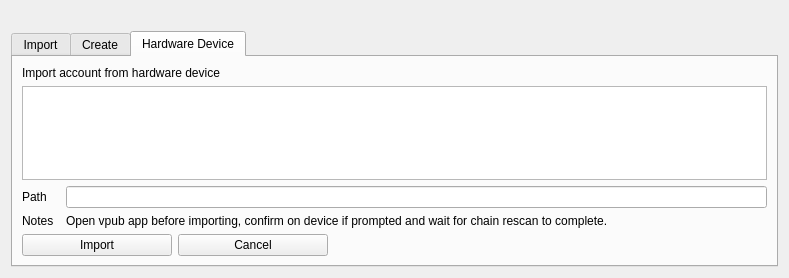
Above: src/qt/forms/mnemonicdialog.ui from vpubchain/vircle-core before the change. Below: the same form after it.
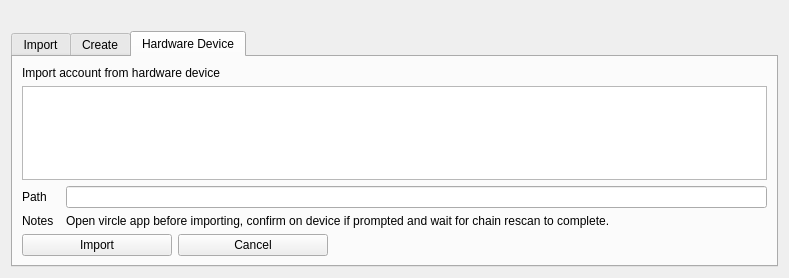
That is the form after the change. The open tabs and pages were chosen to show the change.

Commit message: modify 'vpub' to 'vircle'

```diff
--- a/src/qt/forms/mnemonicdialog.ui
+++ b/src/qt/forms/mnemonicdialog.ui
@@ -411,7 +411,7 @@
          <item row="1" column="1">
           <widget class="QLabel" name="label_6">
            <property name="text">
-            <string>Open vpub app before importing, confirm on device if prompted and wait for chain rescan to complete.</string>
+            <string>Open vircle app before importing, confirm on device if prompted and wait for chain rescan to complete.</string>
            </property>
           </widget>
          </item>
```
The commit also changes 32 other files.
